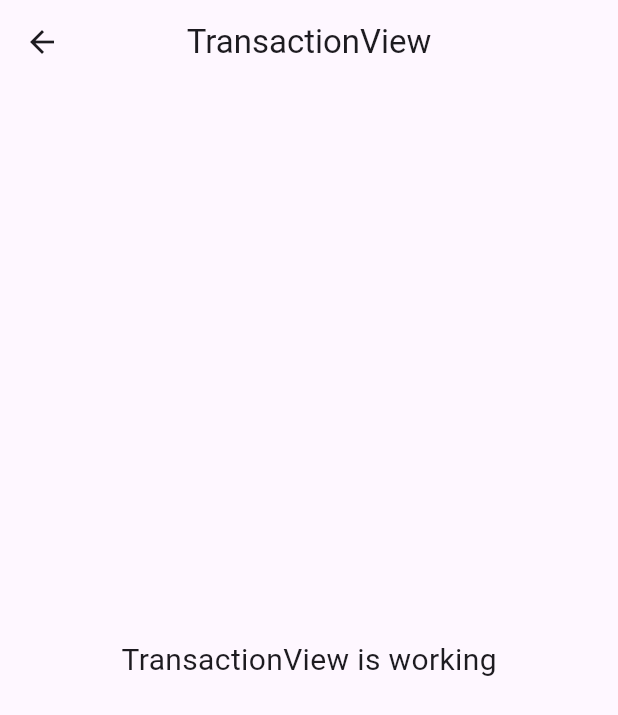
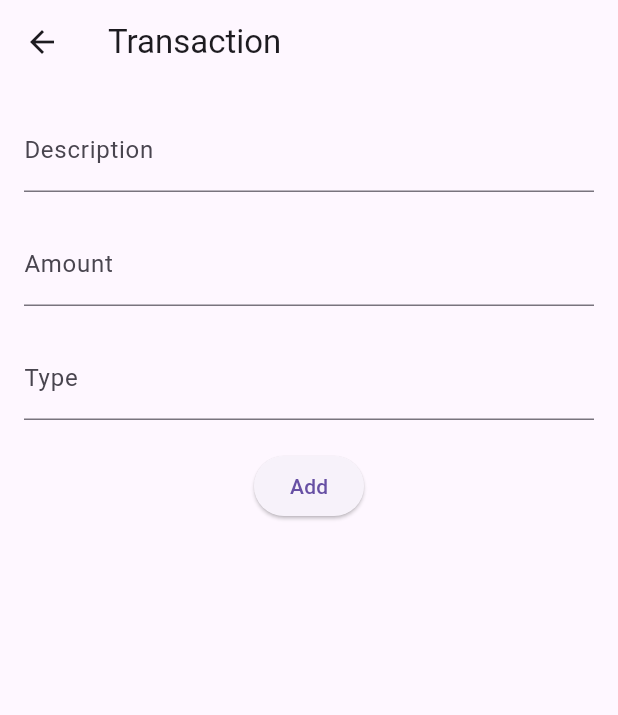
Before and after one commit to Mobile-Innovation-Laboratory/Flutter_AdamLutfiR_RupiahPlaybook, a Flutter app: the TransactionView screen opened by its route, on a phone screen of 412 x 824 dp. Shown: the top 715 px of the screen. Run offline on Flutter 3.47's test engine with Material 3 defaults, Android fonts, the phone set to English and light mode, and no system bars; our stand-ins replace cloud_firestore, firebase_auth, firebase_core, get, shared_preferences; accounts and stored records are empty.

Commit message:
feat add : login, logout, register, add transaction

```diff
--- a/lib/app/modules/dashboard/controllers/dashboard_controller.dart
+++ b/lib/app/modules/dashboard/controllers/dashboard_controller.dart
@@ -15,6 +15,5 @@ class DashboardController extends GetxController {
 
   void onItemTapped(int index) {
     selectedIndex.value = index;
-    update();
   }
 }
--- a/lib/app/modules/home/bindings/home_binding.dart
+++ b/lib/app/modules/home/bindings/home_binding.dart
@@ -5,8 +5,6 @@ import '../controllers/home_controller.dart';
 class HomeBinding extends Bindings {
   @override
   void dependencies() {
-    Get.lazyPut<HomeController>(
-      () => HomeController(),
-    );
+    Get.lazyPut<HomeController>(() => HomeController());
   }
 }
--- a/lib/app/modules/login/views/login_view.dart
+++ b/lib/app/modules/login/views/login_view.dart
@@ -8,6 +8,7 @@ class LoginView extends GetView<LoginController> {
   const LoginView({super.key});
   @override
   Widget build(BuildContext context) {
+    Get.put(LoginController());
     return Obx(() => controller.isLoading.value
         ? const Material(
             child: Center(child: CircularProgressIndicator()),
--- a/lib/app/modules/transaction/bindings/transaction_binding.dart
+++ b/lib/app/modules/transaction/bindings/transaction_binding.dart
@@ -5,7 +5,7 @@ import '../controllers/transaction_controller.dart';
 class TransactionBinding extends Bindings {
   @override
   void dependencies() {
-    Get.lazyPut<TransactionController>(
+    Get.lazyPut<TransactionController> (
       () => TransactionController(),
     );
   }
--- a/lib/app/modules/transaction/controllers/transaction_controller.dart
+++ b/lib/app/modules/transaction/controllers/transaction_controller.dart
@@ -1,23 +1,44 @@
+import 'package:cloud_firestore/cloud_firestore.dart';
+import 'package:firebase_auth/firebase_auth.dart';
+import 'package:flutter/cupertino.dart';
 import 'package:get/get.dart';
 
 class TransactionController extends GetxController {
-  //TODO: Implement TransactionController
+  final FirebaseAuth _auth = FirebaseAuth.instance;
+  final FirebaseFirestore _firestore = FirebaseFirestore.instance;
+  final TextEditingController descriptionController = TextEditingController();
+  final TextEditingController amountController = TextEditingController();
+  final TextEditingController typeController = TextEditingController();
+  RxBool isLoading = false.obs;
 
-  final count = 0.obs;
   @override
   void onInit() {
     super.onInit();
   }
 
-  @override
-  void onReady() {
-    super.onReady();
+  Future<void> addTransaction(
+      String description, int amount, String type) async {
+    String uid = _auth.currentUser!.uid;
+    if (uid.isEmpty) return;
+    try {
+      isLoading.value = true;
+      await _firestore
+          .collection('users')
+          .doc(uid)
+          .collection('transactions')
+          .doc(DateTime.timestamp().toString())
+          .set({
+        'description': description,
+        'amount': amount,
+        'timestamp': DateTime.timestamp(),
+        'type': type
+      });
+      Get.snackbar("Success", "Transaction successfully saved");
+    } catch (e) {
+      isLoading.value = false;
+      Get.snackbar("Error", e.toString());
+    } finally {
+      isLoading.value = false;
+    }
   }
-
-  @override
-  void onClose() {
-    super.onClose();
-  }
-
-  void increment() => count.value++;
 }
--- a/lib/app/modules/transaction/views/transaction_view.dart
+++ b/lib/app/modules/transaction/views/transaction_view.dart
@@ -8,17 +8,41 @@ class TransactionView extends GetView<TransactionController> {
   const TransactionView({super.key});
   @override
   Widget build(BuildContext context) {
-    return Scaffold(
-      appBar: AppBar(
-        title: const Text('TransactionView'),
-        centerTitle: true,
-      ),
-      body: const Center(
-        child: Text(
-          'TransactionView is working',
-          style: TextStyle(fontSize: 20),
-        ),
-      ),
-    );
+    Get.put(TransactionController());
+    return Obx(() => controller.isLoading.value
+        ? const Material(
+            child: Center(child: CircularProgressIndicator()),
+          )
+        : Scaffold(
+            appBar: AppBar(title: Text("Transaction")),
+            body: Padding(
+              padding: EdgeInsets.all(16.0),
+              child: Column(
+                children: [
+                  TextField(
+                      controller: controller.descriptionController,
+                      decoration: InputDecoration(labelText: "Description")),
+                  SizedBox(height: 20),
+                  TextField(
+                      controller: controller.amountController,
+                      decoration: InputDecoration(labelText: "Amount")),
+                  SizedBox(height: 20),
+                  TextField(
+                      controller: controller.typeController,
+                      decoration: InputDecoration(labelText: "Type")),
+                  SizedBox(height: 20),
+                  ElevatedButton(
+                    onPressed: () {
+                      controller.addTransaction(
+                          controller.descriptionController.text,
+                          int.parse(controller.amountController.text),
+                          controller.typeController.text);
+                    },
+                    child: Text("Add"),
+                  ),
+                ],
+              ),
+            ),
+          ));
   }
 }
--- a/lib/main.dart
+++ b/lib/main.dart
@@ -2,6 +2,7 @@ import 'package:firebase_core/firebase_core.dart';
 import 'package:flutter/material.dart';
 
 import 'package:get/get.dart';
+import 'package:tugas_besar_motion/app/modules/home/controllers/home_controller.dart';
 import 'package:tugas_besar_motion/firebase_options.dart';
 
 import 'app/routes/app_pages.dart';
--- a/pubspec.yaml
+++ b/pubspec.yaml
@@ -13,6 +13,7 @@ dependencies:
   flutter:
     sdk: flutter
   get: ^4.7.2
+  shared_preferences: ^2.5.2
 
 dev_dependencies:
   flutter_test:
```
Also changed, not shown: lib/app/modules/home/controllers/home_controller.dart (+13 -14 lines), lib/app/modules/home/views/home_view.dart (+6 -7 lines), lib/app/modules/login/controllers/login_controller.dart (+31 -4 lines), lib/app/modules/profile/views/profile_view.dart (+13 -10 lines), lib/app/modules/register/controllers/register_controller.dart (+36 -1 lines), lib/app/modules/register/views/register_view.dart (+6 -4 lines), pubspec.lock, 131 other files.
